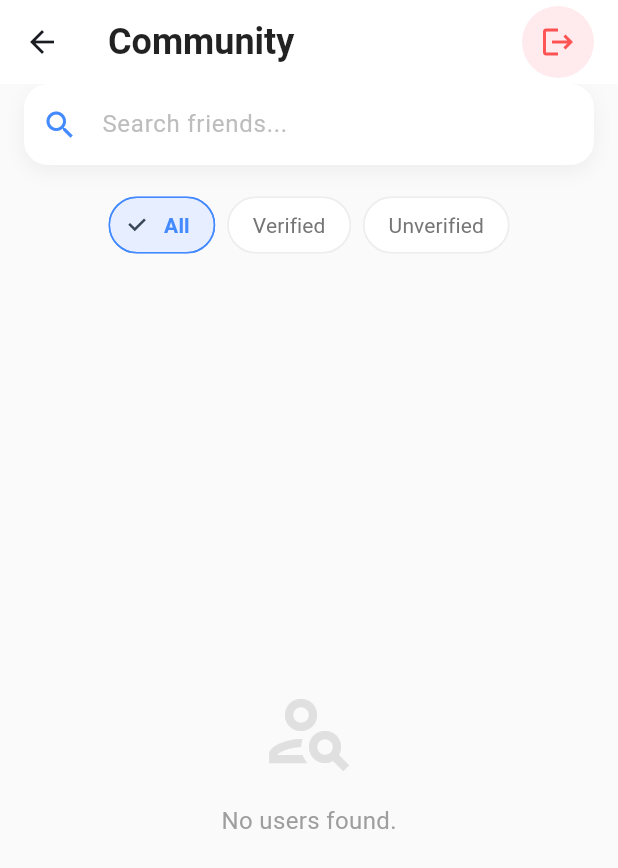
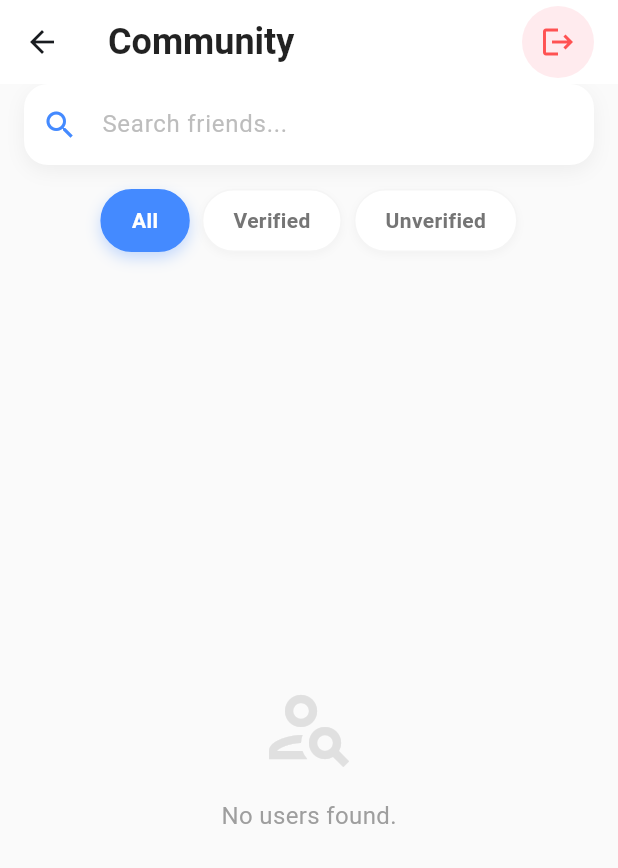
Before and after one commit to catashX/agustinuszefanya_mdtest, a Flutter app: the HomePage screen opened directly, on a phone screen of 412 x 824 dp. Shown: the top 868 px of the screen. Run offline on Flutter 3.47's test engine with Material 3 defaults, Android fonts, the light colour scheme and no system bars; our stand-ins replace cloud_firestore, dartz, equatable, firebase_auth, firebase_core, flutter_bloc and 2 more; accounts and stored records are empty; network calls fail.

Commit message:
minor adjustment

```diff
--- a/lib/core/errors/exceptions.dart
+++ b/lib/core/errors/exceptions.dart
@@ -1,6 +1,9 @@
 class ServerException implements Exception {
   final String message;
   ServerException([this.message = '']);
+
+  @override
+  String toString() => message.isEmpty ? 'ServerException' : message;
 }
 
 class CacheException implements Exception {}
@@ -8,4 +11,7 @@ class CacheException implements Exception {}
 class AuthException implements Exception {
   final String message;
   AuthException([this.message = '']);
+
+  @override
+  String toString() => message.isEmpty ? 'AuthException' : message;
 }
--- a/lib/features/auth/domain/entities/user_entity.dart
+++ b/lib/features/auth/domain/entities/user_entity.dart
@@ -19,4 +19,22 @@ class UserEntity extends Equatable {
 
   @override
   List<Object?> get props => [id, email, name, isEmailVerified, createdAt, updatedAt];
+
+  UserEntity copyWith({
+    String? id,
+    String? email,
+    String? name,
+    bool? isEmailVerified,
+    DateTime? createdAt,
+    DateTime? updatedAt,
+  }) {
+    return UserEntity(
+      id: id ?? this.id,
+      email: email ?? this.email,
+      name: name ?? this.name,
+      isEmailVerified: isEmailVerified ?? this.isEmailVerified,
+      createdAt: createdAt ?? this.createdAt,
+      updatedAt: updatedAt ?? this.updatedAt,
+    );
+  }
 }
--- a/lib/features/auth/presentation/bloc/auth_bloc.dart
+++ b/lib/features/auth/presentation/bloc/auth_bloc.dart
@@ -94,9 +94,7 @@ class AuthBloc extends Bloc<AuthEvent, AuthState> {
         (isVerified) {
           // If verified status changed, emit new state
           if (currentUser.isEmailVerified != isVerified) {
-            // Note: In a real app we might want to update the local db/state
-            // or re-fetch the user profile. But for simplicity we just emit
-            emit(Authenticated(currentUser)); // Ideally we update the UserEntity too
+            emit(Authenticated(currentUser.copyWith(isEmailVerified: isVerified)));
           }
         },
       );
--- a/lib/features/home/presentation/pages/home_page.dart
+++ b/lib/features/home/presentation/pages/home_page.dart
@@ -48,6 +48,9 @@ class HomePage extends StatelessWidget {
                 context,
                 MaterialPageRoute(builder: (_) => const LoginPage()),
               );
+            } else if (state is Authenticated) {
+              // Re-fetch users to sync with the latest verification status from Firestore
+              context.read<HomeBloc>().add(FetchUsers());
             }
           },
           child: Column(
@@ -245,24 +248,43 @@ class HomePage extends StatelessWidget {
   }
 
   Widget _buildFilterChip(String label, bool isSelected, Function(bool) onSelected) {
-    return ChoiceChip(
-      label: Text(label),
-      selected: isSelected,
-      onSelected: onSelected,
-      selectedColor: Colors.blueAccent.withOpacity(0.1),
-      labelStyle: TextStyle(
-        color: isSelected ? Colors.blueAccent : Colors.grey[600],
-        fontWeight: isSelected ? FontWeight.bold : FontWeight.normal,
-      ),
-      backgroundColor: Colors.white,
-      shape: RoundedRectangleBorder(
-        borderRadius: BorderRadius.circular(20),
-        side: BorderSide(
-          color: isSelected ? Colors.blueAccent : Colors.grey[200]!,
+    return GestureDetector(
+      onTap: () => onSelected(!isSelected),
+      child: AnimatedContainer(
+        duration: const Duration(milliseconds: 200),
+        padding: const EdgeInsets.symmetric(horizontal: 20, vertical: 10),
+        decoration: BoxDecoration(
+          color: isSelected ? Colors.blueAccent : Colors.white,
+          borderRadius: BorderRadius.circular(25),
+          boxShadow: isSelected
+              ? [
+                  BoxShadow(
+                    color: Colors.blueAccent.withOpacity(0.3),
+                    blurRadius: 8,
+                    offset: const Offset(0, 4),
+                  )
+                ]
+              : [
+                  BoxShadow(
+                    color: Colors.black.withOpacity(0.03),
+                    blurRadius: 4,
+                    offset: const Offset(0, 2),
+                  )
+                ],
+          border: Border.all(
+            color: isSelected ? Colors.blueAccent : Colors.grey[100]!,
+            width: 1,
+          ),
+        ),
+        child: Text(
+          label,
+          style: TextStyle(
+            color: isSelected ? Colors.white : Colors.grey[600],
+            fontWeight: isSelected ? FontWeight.bold : FontWeight.w600,
+            fontSize: 14,
+          ),
         ),
       ),
-      elevation: 0,
-      pressElevation: 0,
     );
   }
 
```
Also changed, not shown: lib/features/auth/data/datasources/auth_remote_data_source.dart (+36 -3 lines), lib/features/auth/data/models/user_model.dart (+20 -0 lines), lib/features/home/presentation/bloc/home_bloc.dart (+22 -1 lines), 2 other files.
